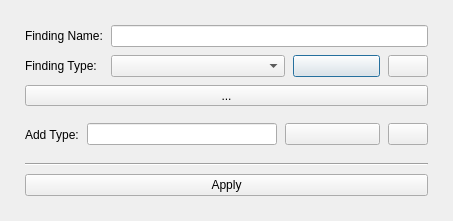
Before: the Qt Designer form Resources/UI/qSlicerLongPETCTFindingSettingsDialog.ui in paulcm/LongitudinalPETCT, drawn with Qt 5.
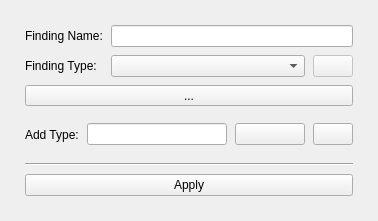
After: the same form once the commit is applied. Icons and pictures are not drawn. Custom widgets are drawn as their Qt base class.

Commit message: ENH: Changed from ColorButton to icons in combobox

```diff
--- a/Resources/UI/qSlicerLongPETCTFindingSettingsDialog.ui
+++ b/Resources/UI/qSlicerLongPETCTFindingSettingsDialog.ui
@@ -6,7 +6,7 @@
    <rect>
     <x>0</x>
     <y>0</y>
-    <width>453</width>
+    <width>378</width>
     <height>221</height>
    </rect>
   </property>
@@ -27,7 +27,7 @@
     <number>25</number>
    </property>
    <item>
-    <layout class="QGridLayout" name="gridLayout" columnstretch="0,2,1,0">
+    <layout class="QGridLayout" name="gridLayout" columnstretch="0,1,0">
      <property name="horizontalSpacing">
       <number>8</number>
      </property>
@@ -45,11 +45,14 @@
        </property>
       </widget>
      </item>
-     <item row="0" column="1" colspan="3">
+     <item row="0" column="1" colspan="2">
       <widget class="QLineEdit" name="LineEditName"/>
      </item>
      <item row="1" column="2">
-      <widget class="QPushButton" name="ButtonColor">
+      <widget class="QPushButton" name="ButtonRemove">
+       <property name="enabled">
+        <bool>false</bool>
+       </property>
        <property name="text">
         <string/>
        </property>
@@ -62,20 +65,6 @@
          <width>24</width>
          <height>16</height>
         </size>
-       </property>
-       <property name="frame">
-        <bool>true</bool>
-       </property>
-      </widget>
-     </item>
-     <item row="1" column="3">
-      <widget class="QPushButton" name="ButtonRemove">
-       <property name="text">
-        <string/>
-       </property>
-       <property name="icon">
-        <iconset resource="../qSlicerLongPETCTModule.qrc">
-         <normaloff>:/Icons/delete.png</normaloff>:/Icons/delete.png</iconset>
        </property>
       </widget>
      </item>
```
Left out of the diff: 4 changed lines with no effect on the pictures. The commit also changes 2 other files.
